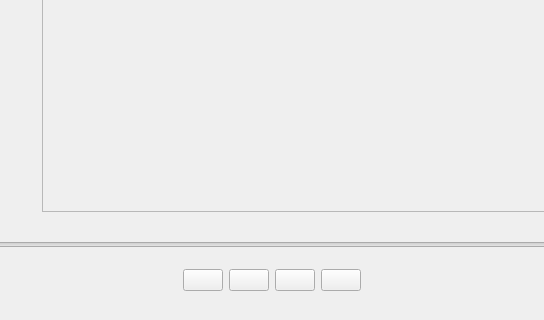
The window that src/music_player/ui/main.ui (kewuaa/music_player) describes before a commit, drawn with Qt 5; both pictures show x 104 to 648 and y 218 to 538 of the 752 by 538 pixel window.
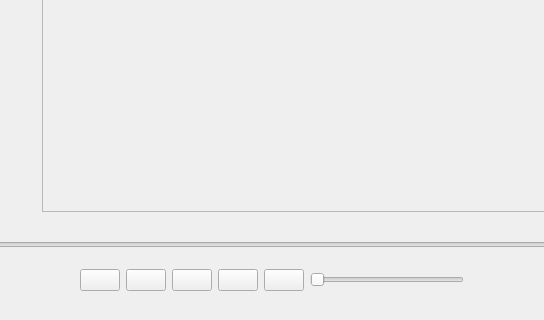
The same window after the commit. Icons and pictures are not drawn.

```diff
--- a/src/music_player/ui/main.ui
+++ b/src/music_player/ui/main.ui
@@ -238,6 +238,36 @@
            </property>
           </widget>
          </item>
+         <item>
+          <widget class="QPushButton" name="volume_pushButton">
+           <property name="toolTip">
+            <string>&lt;b&gt;音量&lt;/b&gt;</string>
+           </property>
+           <property name="text">
+            <string/>
+           </property>
+           <property name="icon">
+            <iconset resource="icons.qrc">
+             <normaloff>:/pic/icons/sound_on.png</normaloff>:/pic/icons/sound_on.png</iconset>
+           </property>
+          </widget>
+         </item>
+         <item>
+          <widget class="QSlider" name="volume_Slider">
+           <property name="maximum">
+            <number>100</number>
+           </property>
+           <property name="pageStep">
+            <number>10</number>
+           </property>
+           <property name="orientation">
+            <enum>Qt::Horizontal</enum>
+           </property>
+           <property name="tickPosition">
+            <enum>QSlider::NoTicks</enum>
+           </property>
+          </widget>
+         </item>
          <item>
           <spacer name="horizontalSpacer_4">
            <property name="orientation">
```
Left out of the diff: 21 changed lines with no effect on the pictures.
